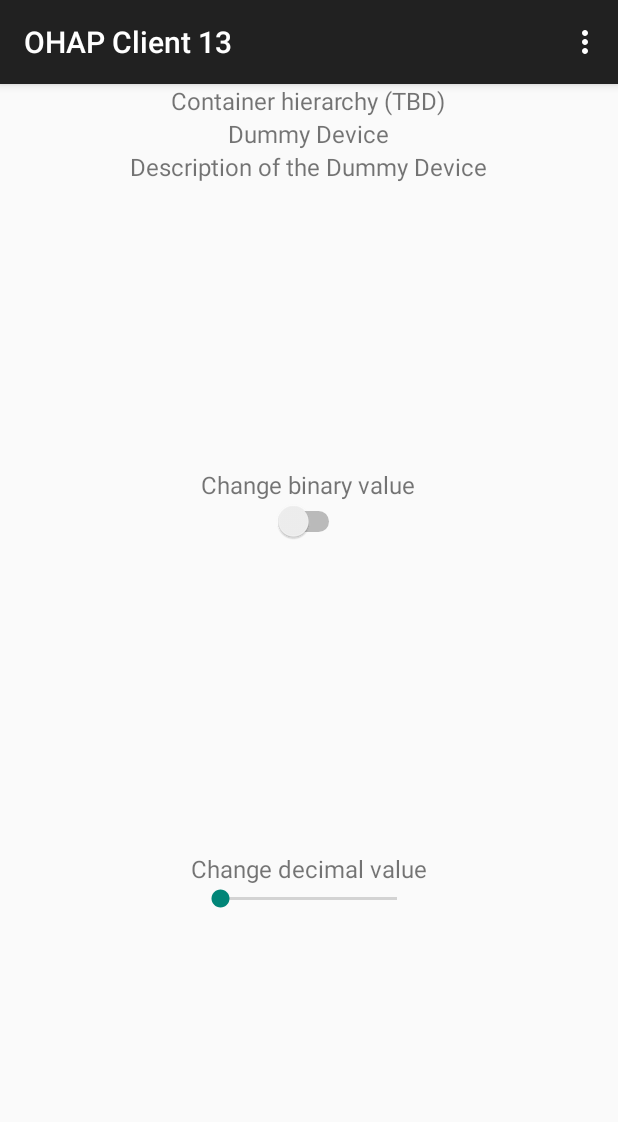
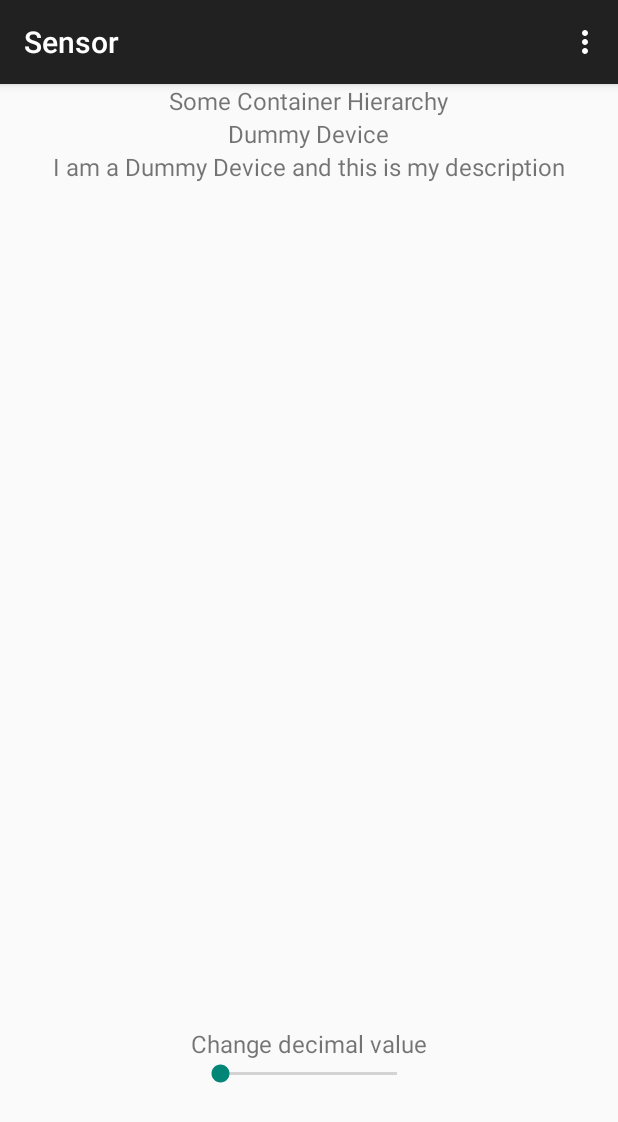
Before and after one commit to akeskimo/ohapclient, an Android app: the screen it shows after launch (DeviceActivity), on a phone screen of 412 x 824 dp. Shown: the top 1122 px of the screen. Run offline under Robolectric (Android 15) with nearby library versions, the phone set to English and light mode, and no system bars.

Commit message:
v1.1     Aapo Keskimolo      Changed visibility of widgets, Added logging, Changed app title to device name and did some general maintenance
Status:
Doings1 finished

```diff
--- a/OHAPClient13/app/src/main/java/com/opimobi/ohap/CentralUnitConnection.java
+++ b/OHAPClient13/app/src/main/java/com/opimobi/ohap/CentralUnitConnection.java
@@ -11,20 +11,24 @@ package com.opimobi.ohap;
  *
  * Change history:
  * v1.0     Aapo Keskimolo      Initial version, implemented superclass abstract methods
+ * v1.1     Aapo Keskimolo      Added logging
  *
  * @see com.opimobi.ohap.CentralUnit
  *
  * @author Aapo Keskimolo &lt;aapokesk@gmail.com>
- * @version 1.0
+ * @version 1.1
  */
 
 
 import android.util.Log;
 import java.net.URL;
 
-
 public class CentralUnitConnection extends CentralUnit {
 
+    // Log tag
+    private static final String TAG = "CentralUnitConnection";
+
+    // constructing the class by using super class constructor
     public CentralUnitConnection(URL newUrl) {
         super(newUrl);
     }
@@ -34,23 +38,23 @@ public class CentralUnitConnection extends CentralUnit {
 
         if (listening) {
             container.startListening();
-            System.out.println("OHAP Server is listening to connections.");
+            Log.i(TAG, "OHAP Server is listening to connections.");
         }
         else {
             container.stopListening();
-            System.out.println("OHAP Server stopped listening to connections.");
+            Log.i(TAG, "OHAP Server stopped listening to connections.");
         }
     }
 
     @Override
     protected void changeBinaryValue(Device device, boolean value) {
         device.changeBinaryValue(value);
-        Log.i("DEBUG", "Binary value changed: " + value);
+        Log.d(TAG, "Binary value changed: " + value);
     }
 
     @Override
     protected void changeDecimalValue(Device device, double value) {
         device.changeDecimalValue(value);
-        Log.i("DEBUG", "Decimal value changed: " + value);
+        Log.d(TAG, "Decimal value changed: " + value);
     }
 }
--- a/OHAPClient13/app/src/main/java/fi/oulu/tol/esde_2016_013/ohapclient13/DeviceActivity.java
+++ b/OHAPClient13/app/src/main/java/fi/oulu/tol/esde_2016_013/ohapclient13/DeviceActivity.java
@@ -1,21 +1,29 @@
 package fi.oulu.tol.esde_2016_013.ohapclient13;
 
 /**
- * Device activity for an OHAP application.
+ * Description:
+ * Main Activity for an OHAP client application for monitoring and actuating house devices via
+ * remote control Android application
+ *
+ * Compatibility:
+ * Android SDK API15 and up
  *
  * Change history:
  * v1.0     Aapo Keskimolo      Initial version with layout, OHAP server, 1 dummy device, widgets and listeners
+ * v1.1     Aapo Keskimolo      Changed visibility of widgets, Added logging, Changed app title to device name and did some maintenance
  *
  * @author Aapo Keskimolo &lt;aapokesk@gmail.com>
- * @version 1.0
+ * @version 1.1
  */
 
 import com.opimobi.ohap.*;
 
 import android.support.v7.app.ActionBarActivity;
 import android.os.Bundle;
+import android.util.Log;
 import android.view.Menu;
 import android.view.MenuItem;
+import android.view.View;
 import android.widget.CompoundButton;
 import android.widget.Switch;
 import android.widget.SeekBar;
@@ -26,6 +34,12 @@ import java.net.URL;
 
 
 public class DeviceActivity extends ActionBarActivity implements CompoundButton.OnCheckedChangeListener {
+    //////////////////////////////////////////////////////////////////////////////////
+    // Main Activity for OHAPClient13.java
+    //////////////////////////////////////////////////////////////////////////////////
+
+    // Log tag
+    private static final String TAG = "DeviceActivity";
 
     // Widgets
     private TextView textViewContainerName = null;
@@ -34,63 +48,97 @@ public class DeviceActivity extends ActionBarActivity implements CompoundButton.
     private SeekBar seekBar = null;
     private Switch switch1 = null;
     private TextView textViewSwitchValue = null;
+    private TextView textViewSeekBarValue = null;
 
     // OHAP applications
     CentralUnit centralUnit = null;
     Device dummyDevice = null;
 
+    // Global Variables
+    private Device.Type activeDeviceType = null;
+    private Device.ValueType activeDeviceValueType = null;
+    private String activeDeviceName = "";
+
+
     @Override
     protected void onCreate(Bundle savedInstanceState) {
 
-        // Loading XML layout
+        // Loading XML layout and saving Bundle of instance state
         super.onCreate(savedInstanceState);
         setContentView(R.layout.activity_device);
 
-        // Instantiating widgets
-        // note: findViewById returns View object, which is a super class of Widget class. Therefore,
-        // all view objects need to be down-cast to target Widgets objects.
+        // Getting references for Text View Widgets
         textViewContainerName = (TextView)(findViewById(R.id.textViewContainerName));
         textViewDeviceName = (TextView)(findViewById(R.id.textViewDeviceName));
         textViewDeviceDesc = (TextView)(findViewById(R.id.textViewDeviceDesc));
+        textViewSeekBarValue = (TextView)(findViewById(R.id.textViewSeekBar)); // displays dec value
+        textViewSwitchValue = (TextView)(findViewById(R.id.textViewSwitch)); // displays bin value
 
-        // Instantiating seekbar (for changing decimal value)
+        // Getting reference for seekbar (for changing decimal value)
         seekBar = (SeekBar)(findViewById(R.id.seekBar));
-        // TODO Implement listener for Seekbar and method for changing the decimal value on the text widget above. You may use the Switch -method as an example. Hint: Google "Seekbar listener"
-        // Registering new listener for the switch bar action
-        // ...
-        // Instatiating widget for displaying the current decimal value
-        // ...
+        // TODO MOKKO Implement listener for Seekbar and setText on the text widget above to reflect that value. Hint: Google "Seekbar listener"
+        // Register new listener for the seekbar bar action. You may use the Switch -method as an example.
+        // ... call the listener here
 
-        // Instantiating switch object for changing binary value)
+        // Getting reference for switch object (for changing binary value)
         switch1 = (Switch)(findViewById(R.id.switch1));
-        // Registering new listener for the switch bar action
-        switch1.setOnCheckedChangeListener(this);
-        // Instatiating widget for displaying the current binary value
-        textViewSwitchValue = (TextView)(findViewById(R.id.textViewSwitch));
+        switch1.setOnCheckedChangeListener(this); // start listening for switch bar user input
+
+
+        //////////////////////////////////////////////////////////////////////////////////
+        // Startup OHAP Server Application and instantiate devices
+        //////////////////////////////////////////////////////////////////////////////////
 
         // Instantiating OHAP server
-//        CentralUnit centralUnit = null;
         try {
             // Java enforces try-catch statement for MalformedURLException
             centralUnit = new CentralUnitConnection(new URL("http://ohap.opimobi.com:8080/"));
         } catch (MalformedURLException e) {
             e.printStackTrace();
         }
-        centralUnit.setName("OHAP Test Server");
+        centralUnit.setName(getResources().getString(R.string.container_name));
 
-        // Instantiating a dummy
-        // device with dummy values
-        dummyDevice = new Device(centralUnit, 1, Device.Type.ACTUATOR, Device.ValueType.BINARY);
-        dummyDevice.setName("Dummy Device");
-        dummyDevice.setDescription("Description of the Dummy Device");
-        dummyDevice.setBinaryValue(false);
+        // Initializing attributes for the dummy device
+        activeDeviceName = getResources().getString(R.string.device_name);
+        activeDeviceType = Device.Type.SENSOR;
+        activeDeviceValueType = Device.ValueType.DECIMAL;
 
-        // set values on the TextView objects
+        // Instantiating dummy device
+        dummyDevice = new Device(centralUnit, 1, activeDeviceType, activeDeviceValueType);
+
+        // Setting attributes for dummy device
+        dummyDevice.setName(activeDeviceName);
+        dummyDevice.setDescription(getResources().getString(R.string.device_desc));
+
+        // Change App title to show active device type
+        if (activeDeviceType == Device.Type.ACTUATOR) {
+            setTitle("Actuator");
+        }
+        else if (activeDeviceType == Device.Type.SENSOR) {
+            setTitle("Sensor");
+        } else {
+            Log.wtf(TAG, "Unable to set App title: Invalid device type (" + activeDeviceType + ")");
+        }
+
+        // Change the visibility of bars according to active device value type: Switch is visible
+        // with binary and seekbar with decimal value type
+        if (activeDeviceValueType == Device.ValueType.BINARY) {
+            seekBar.setVisibility(View.GONE);
+            textViewSeekBarValue.setVisibility(View.GONE);
+        } else if (activeDeviceValueType == Device.ValueType.DECIMAL ) {
+            switch1.setVisibility(View.GONE);
+            textViewSwitchValue.setVisibility(View.GONE);
+        } else {
+            Log.wtf(TAG, "Unable to set device visibility: Invalid device value type (" + activeDeviceValueType + ")");
+        }
+
+        // set values on the TextView objects to the device values
+        // TODO The top TextView should show the container hierarchy (not documented -> ask teacher)
+        textViewContainerName.setText(centralUnit.getName());
         textViewDeviceName.setText(dummyDevice.getName());
         textViewDeviceDesc.setText(dummyDevice.getDescription());
-        // TODO The top TextView should show the container hierarchy (not documented -> ask teacher)
-        textViewContainerName.setText("Container hierarchy (TBD)");
     }
+
 
     @Override
     public void onCheckedChanged(CompoundButton buttonView, boolean isChecked) {
@@ -99,7 +147,9 @@ public class DeviceActivity extends ActionBarActivity implements CompoundButton.
         textViewSwitchValue.setText(Boolean.toString(dummyDevice.getBinaryValue())); // display device value
     }
 
-    // TODO Add SeekBar call method(s) here
+
+    // TODO MOKKO Add SeekBar call method(s) here
+
 
     @Override
     public boolean onCreateOptionsMenu(Menu menu) {
@@ -107,6 +157,7 @@ public class DeviceActivity extends ActionBarActivity implements CompoundButton.
         getMenuInflater().inflate(R.menu.menu_device, menu);
         return true;
     }
+
 
     @Override
     public boolean onOptionsItemSelected(MenuItem item) {
@@ -124,3 +175,10 @@ public class DeviceActivity extends ActionBarActivity implements CompoundButton.
     }
 
 }
+
+
+
+/**
+ * Future ideas
+  * - Create auto-testers for widgets
+ */
--- a/OHAPClient13/app/src/main/res/layout/activity_device.xml
+++ b/OHAPClient13/app/src/main/res/layout/activity_device.xml
@@ -16,7 +16,7 @@
             android:layout_height="wrap_content"
             android:text="@string/container_name"
             android:id="@+id/textViewContainerName"
-            android:layout_gravity="center_horizontal"
+            android:layout_gravity="center"
             android:textSize="@dimen/text_size" />
 
         <TextView
@@ -24,7 +24,7 @@
             android:layout_height="wrap_content"
             android:text="@string/device_name"
             android:id="@+id/textViewDeviceName"
-            android:layout_gravity="center_horizontal"
+            android:layout_gravity="center"
             android:textSize="@dimen/text_size" />
 
         <TextView
@@ -32,7 +32,7 @@
             android:layout_height="wrap_content"
             android:text="@string/device_desc"
             android:id="@+id/textViewDeviceDesc"
-            android:layout_gravity="center_horizontal"
+            android:layout_gravity="center"
             android:textSize="@dimen/text_size" />
     </LinearLayout>
 
@@ -42,24 +42,9 @@
         android:layout_height="match_parent"
         android:layout_weight="1">
 
-        <TextView
-            android:layout_width="wrap_content"
-            android:layout_height="wrap_content"
-            android:text="@string/switch_text"
-            android:textSize="@dimen/text_size"
-            android:id="@+id/textViewSwitch"
-            android:layout_gravity="center_horizontal" />
-
-        <Switch
-            android:layout_width="wrap_content"
-            android:layout_height="wrap_content"
-            android:id="@+id/switch1"
-            android:visibility="visible"
-            android:layout_gravity="center_horizontal" />
     </LinearLayout>
 
-    <LinearLayout
-        android:orientation="vertical"
+    <RelativeLayout
         android:layout_width="match_parent"
         android:layout_height="match_parent"
         android:layout_weight="1">
@@ -70,13 +55,37 @@
             android:text="@string/seekbar_text"
             android:textSize="@dimen/text_size"
             android:id="@+id/textViewSeekBar"
-            android:layout_gravity="center_horizontal" />
+            android:layout_gravity="center_horizontal"
+            android:layout_centerVertical="true"
+            android:layout_centerHorizontal="true" />
 
         <SeekBar
             android:layout_width="@dimen/seekbar_width"
             android:layout_height="wrap_content"
             android:id="@+id/seekBar"
             android:visibility="visible"
-            android:layout_gravity="center_horizontal" />
-    </LinearLayout>
+            android:layout_gravity="center_horizontal"
+            android:layout_below="@+id/textViewSeekBar"
+            android:layout_centerHorizontal="true" />
+
+        <TextView
+            android:layout_width="wrap_content"
+            android:layout_height="wrap_content"
+            android:text="@string/switch_text"
+            android:textSize="@dimen/text_size"
+            android:id="@+id/textViewSwitch"
+            android:layout_gravity="center_horizontal"
+            android:layout_below="@+id/seekBar"
+            android:layout_centerHorizontal="true" />
+
+        <Switch
+            android:layout_width="wrap_content"
+            android:layout_height="wrap_content"
+            android:id="@+id/switch1"
+            android:visibility="visible"
+            android:layout_gravity="center_horizontal"
+            android:layout_below="@+id/textViewSwitch"
+            android:layout_centerHorizontal="true" />
+    </RelativeLayout>
+
 </LinearLayout>
--- a/OHAPClient13/app/src/main/res/values/dimens.xml
+++ b/OHAPClient13/app/src/main/res/values/dimens.xml
@@ -7,4 +7,5 @@
     <!-- Common attributes -->
     <dimen name="text_size">16sp</dimen>
     <dimen name="seekbar_width">150sp</dimen>
+
 </resources>
--- a/OHAPClient13/app/src/main/res/values/strings.xml
+++ b/OHAPClient13/app/src/main/res/values/strings.xml
@@ -1,14 +1,16 @@
 <resources>
-    <string name="app_name">OHAP Client 13</string>
+    <string name="app_name">OHAPClient13</string>
 
     <!-- Menu items -->
     <string name="action_settings">Settings</string>
 
     <!-- Widgets -->
-    <string name="device_name">Device (init)</string>
-    <string name="device_desc">Description (init)</string>
-    <string name="container_name">Container hierarchy (init)</string>
+    <string name="device_name">Dummy Device</string>
+    <string name="device_desc">I am a Dummy Device and this is my description</string>
+    <string name="container_name">Some Container Hierarchy</string>
     <string name="switch_text">Change binary value</string>
     <string name="seekbar_text">Change decimal value</string>
 
+
+
 </resources>
```
Also changed, not shown: 1 other file.
